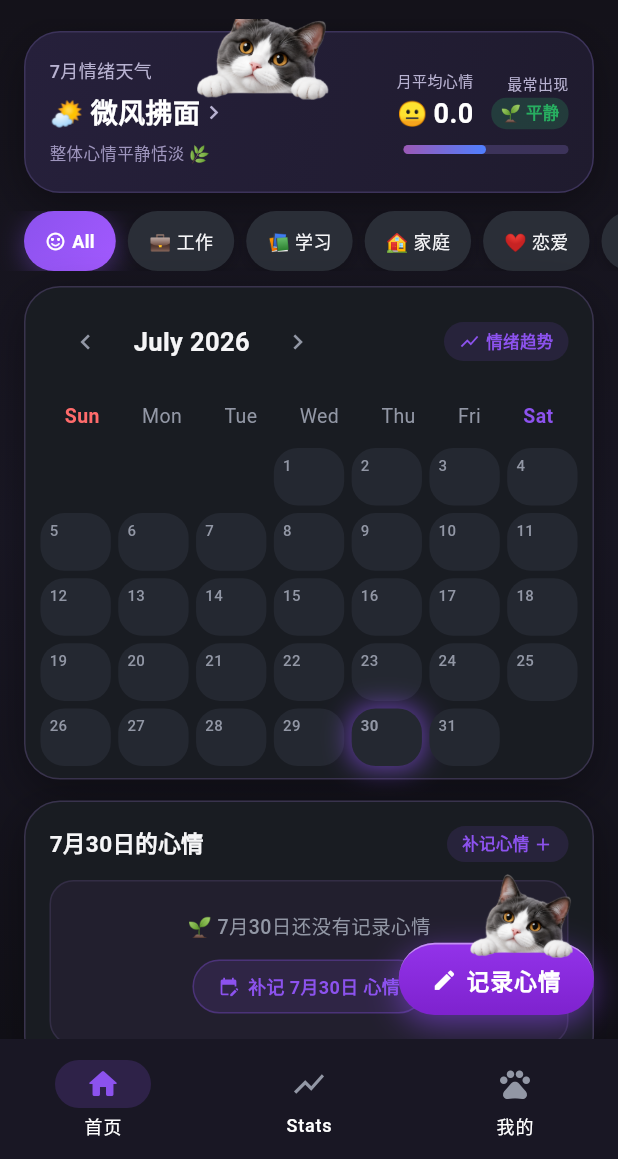
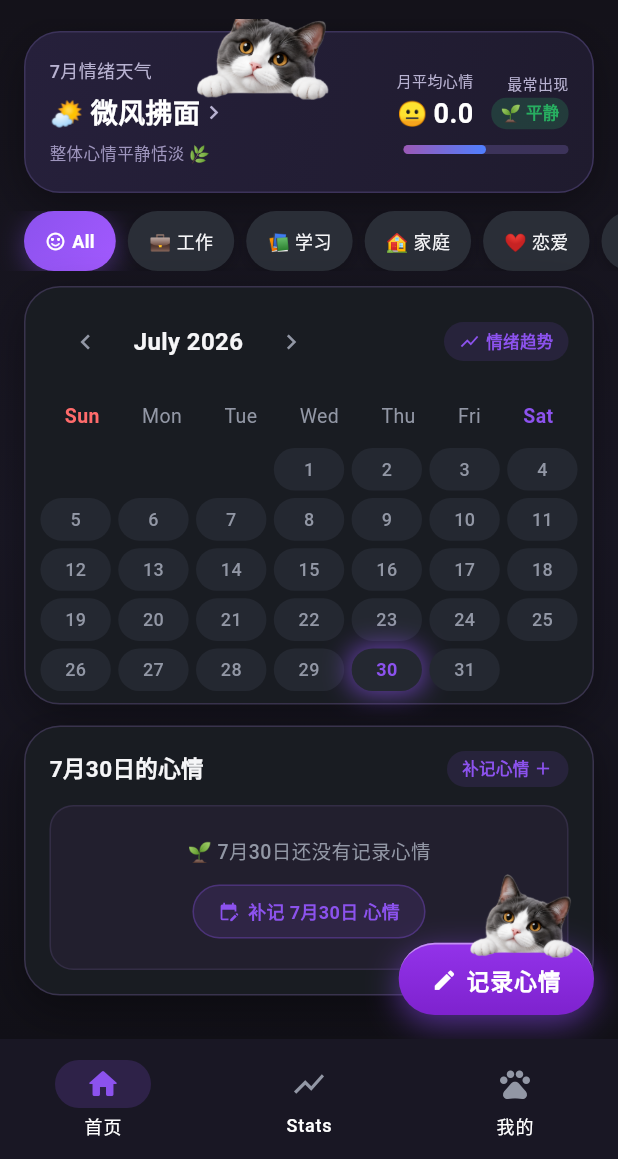
Before and after one commit to fenriarlab/MoodLight, a Flutter app: the screen it shows after launch, on a phone screen of 412 x 824 dp, the part 77-1236 px from its top. Run offline on Flutter 3.47's test engine with Material 3 defaults, Android fonts, the phone set to English and light mode, and no system bars; our stand-ins replace fl_chart, shared_preferences, sqflite; accounts and stored records are empty; generated files the repository leaves out were written again.

Commit message:
feat: Refactor calendar grid cells to match target design with horizontal capsules, Morandi pastels, colored date text, dot indicators, and retained ambient glow selected state

```diff
--- a/lib/features/diary/presentation/widgets/calendar_grid_view.dart
+++ b/lib/features/diary/presentation/widgets/calendar_grid_view.dart
@@ -1,11 +1,21 @@
 import 'package:flutter/material.dart';
-import 'package:intl/intl.dart';
 import '../../../../l10n/app_localizations.dart';
 import '../../../../core/constants/app_colors.dart';
 import '../../../../core/constants/theme_colors.dart';
 import '../../../../core/utils/mood_calculator.dart';
 import '../../data/models/mood_diary_model.dart';
-import 'diary_card.dart';
+
+class MoodPaletteInfo {
+  final LinearGradient gradient;
+  final Color textColor;
+  final Color dotColor;
+
+  MoodPaletteInfo({
+    required this.gradient,
+    required this.textColor,
+    required this.dotColor,
+  });
+}
 
 class CalendarGridView extends StatelessWidget {
   final List<MoodDiaryModel> diaries;
@@ -29,62 +39,78 @@ class CalendarGridView extends StatelessWidget {
     this.onTrendTap,
   });
 
-  Gradient? _getPastelGradientForDiaries(List<MoodDiaryModel> dayDiaries, bool isDark) {
+  MoodPaletteInfo? _getPastelPalette(List<MoodDiaryModel> dayDiaries, bool isDark) {
     if (dayDiaries.isEmpty) return null;
 
-    if (dayDiaries.length == 1) {
-      final score = dayDiaries.first.score;
+    final score = dayDiaries.last.score;
+
     if (score >= 4) {
-        return LinearGradient(
+      // Warm Amber / Yellow (Excited/Joy)
+      return MoodPaletteInfo(
+        gradient: LinearGradient(
           colors: isDark
-              ? [const Color(0xFF6B4A1D), const Color(0xFF8D5B28)]
-              : [const Color(0xFFFFF1A8), const Color(0xFFFFD54F)],
+              ? [const Color(0xFF3D321A), const Color(0xFF4F4020)]
+              : [const Color(0xFFFFF8DE), const Color(0xFFFFECC7)],
           begin: Alignment.topLeft,
           end: Alignment.bottomRight,
+        ),
+        textColor: isDark ? const Color(0xFFFFB74D) : const Color(0xFFE67E22),
+        dotColor: isDark ? const Color(0xFFFFB74D) : const Color(0xFFF39C12),
       );
     }
-      if (score >= 2) {
-        return LinearGradient(
+    if (score >= 1) {
+      // Soft Mint Green (Calm/Happy)
+      return MoodPaletteInfo(
+        gradient: LinearGradient(
           colors: isDark
-              ? [const Color(0xFF225024), const Color(0xFF388E3C)]
-              : [const Color(0xFFC8E6C9), const Color(0xFFA5D6A7)],
+              ? [const Color(0xFF1E3824), const Color(0xFF28482F)]
+              : [const Color(0xFFF0FAF0), const Color(0xFFE0F4E2)],
           begin: Alignment.topLeft,
           end: Alignment.bottomRight,
+        ),
+        textColor: isDark ? const Color(0xFF81C784) : const Color(0xFF27AE60),
+        dotColor: isDark ? const Color(0xFF81C784) : const Color(0xFF2ECC71),
       );
     }
-      if (score >= 0) {
-        return LinearGradient(
+    if (score == 0) {
+      // Soft Lavender Purple (Neutral/Bored)
+      return MoodPaletteInfo(
+        gradient: LinearGradient(
           colors: isDark
-              ? [const Color(0xFF4A3464), const Color(0xFF673AB7)]
-              : [const Color(0xFFE1BEE7), const Color(0xFFCE93D8)],
+              ? [const Color(0xFF332342), const Color(0xFF432D56)]
+              : [const Color(0xFFF6F0FA), const Color(0xFFEBE0F4)],
           begin: Alignment.topLeft,
           end: Alignment.bottomRight,
+        ),
+        textColor: isDark ? const Color(0xFFBA68C8) : const Color(0xFF8E44AD),
+        dotColor: isDark ? const Color(0xFFBA68C8) : const Color(0xFF9B59B6),
       );
     }
-      if (score >= -2) {
-        return LinearGradient(
+    if (score >= -3) {
+      // Soft Ice Blue (Sad/Low)
+      return MoodPaletteInfo(
+        gradient: LinearGradient(
           colors: isDark
-              ? [const Color(0xFF1E4160), const Color(0xFF2196F3)]
-              : [const Color(0xFFBBDEFB), const Color(0xFF90CAF9)],
+              ? [const Color(0xFF1B2E3E), const Color(0xFF243B50)]
+              : [const Color(0xFFEFF5FB), const Color(0xFFE0ECF8)],
           begin: Alignment.topLeft,
           end: Alignment.bottomRight,
+        ),
+        textColor: isDark ? const Color(0xFF64B5F6) : const Color(0xFF2980B9),
+        dotColor: isDark ? const Color(0xFF64B5F6) : const Color(0xFF3498DB),
       );
     }
-      return LinearGradient(
+    // Angry / Anxious (-4 to -5 - Coral Pink)
+    return MoodPaletteInfo(
+      gradient: LinearGradient(
         colors: isDark
-            ? [const Color(0xFF5E271D), const Color(0xFFE64A19)]
-            : [const Color(0xFFFFCCBC), const Color(0xFFFFAB91)],
+            ? [const Color(0xFF422125), const Color(0xFF552A2F)]
+            : [const Color(0xFFFDF0ED), const Color(0xFFFADCD5)],
         begin: Alignment.topLeft,
         end: Alignment.bottomRight,
-      );
-    }
-
-    // Multiple diaries per date: Combine colors for smooth gradient
-    final colors = dayDiaries.map((d) => AppColors.getMoodColor(d.score)).toList();
-    return LinearGradient(
-      begin: Alignment.topLeft,
-      end: Alignment.bottomRight,
-      colors: colors,
+      ),
+      textColor: isDark ? const Color(0xFFE57373) : const Color(0xFFC0392B),
+      dotColor: isDark ? const Color(0xFFE57373) : const Color(0xFFE74C3C),
     );
   }
 
@@ -100,11 +126,7 @@ class CalendarGridView extends StatelessWidget {
     final groupedMap = MoodCalculator.groupDiariesByDate(diaries);
     final now = DateTime.now();
 
-    final selectedDateKey = MoodCalculator.formatDateKey(selectedDate);
-    final selectedDayDiaries = groupedMap[selectedDateKey] ?? [];
-
     final monthYearFormat = Localizations.localeOf(context).languageCode == 'en' ? 'MMMM yyyy' : 'yyyy 年 MM 月';
-    final dayDateFormat = Localizations.localeOf(context).languageCode == 'en' ? 'MMM dd' : 'MM月dd日';
 
     return Container(
       margin: const EdgeInsets.symmetric(horizontal: 16, vertical: 6),
@@ -141,17 +163,21 @@ class CalendarGridView extends StatelessWidget {
                           context: context,
                           initialDate: selectedMonth,
                           firstDate: DateTime(2020),
-                          lastDate: DateTime(2035),
-                          initialDatePickerMode: DatePickerMode.year,
+                          lastDate: DateTime(2030),
                         );
                         if (picked != null) {
-                          onMonthChanged(DateTime(picked.year, picked.month));
+                          onMonthChanged(picked);
                         }
                       },
-                      borderRadius: BorderRadius.circular(8),
                       child: Text(
-                        DateFormat(monthYearFormat).format(selectedMonth),
-                        style: TextStyle(fontSize: 17, fontWeight: FontWeight.bold, color: tc.textPrimary),
+                        Localizations.localeOf(context).languageCode == 'en'
+                            ? '${_getMonthName(month)} $year'
+                            : '$year 年 $month 月',
+                        style: TextStyle(
+                          fontSize: 16,
+                          fontWeight: FontWeight.bold,
+                          color: tc.textPrimary,
+                        ),
                       ),
                     ),
                     const SizedBox(width: 8),
@@ -210,7 +236,7 @@ class CalendarGridView extends StatelessWidget {
             ),
           ),
 
-          // 3. 7-Column Calendar Cells
+          // 3. 7-Column Calendar Cells (Target Horizontal Capsules)
           Padding(
             padding: const EdgeInsets.symmetric(horizontal: 10, vertical: 8),
             child: GridView.builder(
@@ -219,7 +245,7 @@ class CalendarGridView extends StatelessWidget {
               itemCount: firstWeekday + daysInMonth,
               gridDelegate: const SliverGridDelegateWithFixedCrossAxisCount(
                 crossAxisCount: 7,
-                childAspectRatio: 1.22,
+                childAspectRatio: 1.65,
                 mainAxisSpacing: 5,
                 crossAxisSpacing: 5,
               ),
@@ -236,8 +262,7 @@ class CalendarGridView extends StatelessWidget {
                 final isSelected = selectedDate.year == year && selectedDate.month == month && selectedDate.day == dayNum;
 
                 final dayDiaries = groupedMap[dateKey] ?? [];
-
-                final cellGradient = _getPastelGradientForDiaries(dayDiaries, tc.isDark);
+                final palette = _getPastelPalette(dayDiaries, tc.isDark);
                 Color cellColor = tc.isDark ? const Color(0xFF242831) : const Color(0xFFFAF8FD);
 
                 return InkWell(
@@ -248,19 +273,19 @@ class CalendarGridView extends StatelessWidget {
                     onDateSelected(thisDate);
                     onRetroactiveRecord(thisDate);
                   },
-                  borderRadius: BorderRadius.circular(16),
+                  borderRadius: BorderRadius.circular(14),
                   child: AnimatedContainer(
                     duration: const Duration(milliseconds: 150),
                     decoration: BoxDecoration(
-                      color: cellGradient == null ? cellColor : null,
-                      gradient: cellGradient,
-                      borderRadius: BorderRadius.circular(16),
-                      // Soft Outer Glow Halo for Selected Date (No Hard Line Border)
+                      color: palette == null ? cellColor : null,
+                      gradient: palette?.gradient,
+                      borderRadius: BorderRadius.circular(14),
+                      // KEEP USER'S PREFERRED AMBIENT PURPLE / MOOD GLOW HALO FOR SELECTED DATE
                       boxShadow: isSelected
                           ? [
                               BoxShadow(
                                 color: (dayDiaries.isNotEmpty
-                                        ? AppColors.getMoodColor(dayDiaries.last.score)
+                                        ? palette!.textColor
                                         : const Color(0xFF8C52EE))
                                     .withOpacity(0.65),
                                 blurRadius: 14,
@@ -271,41 +296,74 @@ class CalendarGridView extends StatelessWidget {
                     ),
                     child: Stack(
                       children: [
-                        Positioned(
-                          top: 4,
-                          left: 6,
-                          child: Text(
+                        // Main Cell Content (Date Number + Emoji Row)
+                        Center(
+                          child: dayDiaries.isNotEmpty
+                              ? Row(
+                                  mainAxisAlignment: MainAxisAlignment.center,
+                                  children: [
+                                    Text(
                                       '$dayNum',
                                       style: TextStyle(
-                              fontSize: 10,
+                                        fontSize: 12,
+                                        fontWeight: FontWeight.bold,
+                                        color: palette!.textColor,
+                                      ),
+                                    ),
+                                    const SizedBox(width: 3),
+                                    Text(
+                                      dayDiaries.last.moodEmoji,
+                                      style: const TextStyle(fontSize: 13),
+                                    ),
+                                  ],
+                                )
+                              : Text(
+                                  '$dayNum',
+                                  style: TextStyle(
+                                    fontSize: 12,
                                     fontWeight: isSelected || isToday ? FontWeight.bold : FontWeight.w500,
-                              color: dayDiaries.isNotEmpty
-                                  ? (tc.isDark ? Colors.white : const Color(0xFF332057))
+                                    color: isToday
+                                        ? const Color(0xFF8C52EE)
                                         : tc.textSecondary,
                                   ),
                                 ),
                         ),
-                        Center(
-                          child: dayDiaries.isNotEmpty
-                              ? Text(
-                                  dayDiaries.last.moodEmoji,
-                                  style: const TextStyle(fontSize: 18),
-                                )
-                              : null,
+
+                        // Top Right Dot Indicator for entries
+                        if (dayDiaries.isNotEmpty)
+                          Positioned(
+                            top: 4,
+                            right: 4,
+                            child: Container(
+                              width: 4,
+                              height: 4,
+                              decoration: BoxDecoration(
+                                color: palette!.dotColor,
+                                shape: BoxShape.circle,
                               ),
+                            ),
+                          ),
+
+                        // Multiple Diaries Count Pill (Dark Grey/Purple Capsule Badge)
                         if (dayDiaries.length > 1)
                           Positioned(
-                            top: 3,
-                            right: 3,
+                            top: 2,
+                            right: 2,
                             child: Container(
-                              padding: const EdgeInsets.symmetric(horizontal: 4, vertical: 1),
+                              padding: const EdgeInsets.symmetric(horizontal: 3, vertical: 1),
                               decoration: BoxDecoration(
-                                color: Colors.black.withOpacity(0.45),
+                                color: tc.isDark
+                                    ? const Color(0xFF4A405A)
+                                    : const Color(0xFF433B54),
                                 borderRadius: BorderRadius.circular(6),
                               ),
                               child: Text(
-                                '+${dayDiaries.length}',
-                                style: const TextStyle(fontSize: 8, color: Colors.white, fontWeight: FontWeight.bold),
+                                '${dayDiaries.length}',
+                                style: const TextStyle(
+                                  fontSize: 8,
+                                  color: Colors.white,
+                                  fontWeight: FontWeight.bold,
+                                ),
                               ),
                             ),
                           ),
@@ -316,9 +374,16 @@ class CalendarGridView extends StatelessWidget {
               },
             ),
           ),
-
         ],
       ),
     );
   }
+
+  String _getMonthName(int month) {
+    const months = [
+      'January', 'February', 'March', 'April', 'May', 'June',
+      'July', 'August', 'September', 'October', 'November', 'December'
+    ];
+    return months[month - 1];
   }
+}
```
Lines whose indentation alone changed are shown as unchanged.
